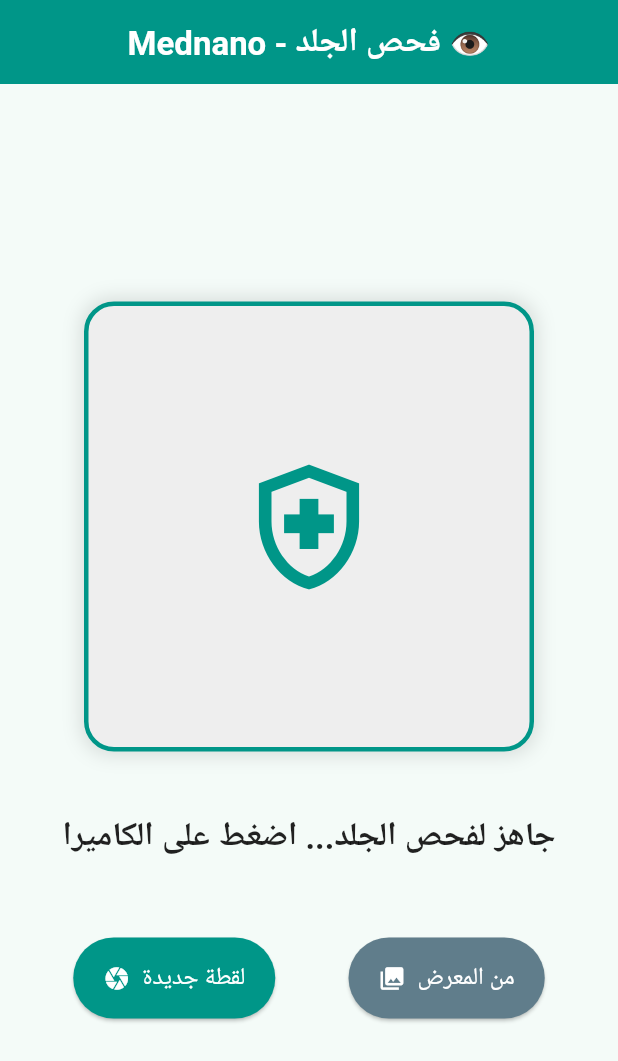
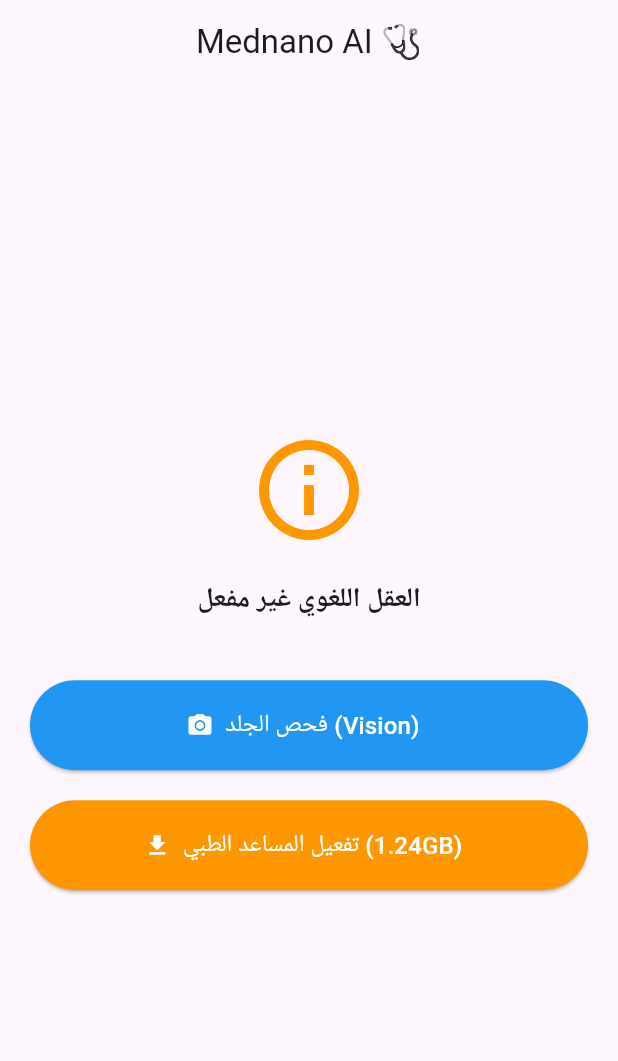
Before and after one commit to mashroh93-lang/Mednano-Local-API, a Flutter app: the screen it shows after launch, on a phone screen of 412 x 824 dp. Shown: the top 1061 px of the screen. Run offline on Flutter 3.47's test engine with Material 3 defaults, Android fonts, the phone set to English and light mode, and no system bars; our stand-ins replace dio; missing offline and left inert: tflite_flutter.

Commit message:
Update main.dart

```diff
--- a/mednano_vision_app/lib/main.dart
+++ b/mednano_vision_app/lib/main.dart
@@ -1,150 +1,155 @@
 import 'dart:io';
 import 'package:flutter/material.dart';
-import 'package:image_picker/image_picker.dart';
-import 'vision_helper.dart'; // استدعاء العقل البصري بتاعنا
+import 'vision_helper.dart';
+import 'download_service.dart';
 
 void main() {
-  runApp(const MednanoApp());
+  runApp(const MednanoAI());
 }
 
-class MednanoApp extends StatelessWidget {
-  const MednanoApp({super.key});
+class MednanoAI extends StatelessWidget {
+  const MednanoAI({super.key});
 
   @override
   Widget build(BuildContext context) {
     return MaterialApp(
+      title: 'Mednano AI',
       debugShowCheckedModeBanner: false,
-      title: 'Mednano Vision',
       theme: ThemeData(
-        colorScheme: ColorScheme.fromSeed(seedColor: Colors.teal),
+        primarySwatch: Colors.blue,
         useMaterial3: true,
       ),
-      home: const VisionScreen(),
+      home: const HomeScreen(),
     );
   }
 }
 
-class VisionScreen extends StatefulWidget {
-  const VisionScreen({super.key});
+class HomeScreen extends StatefulWidget {
+  const HomeScreen({super.key});
 
   @override
-  State<VisionScreen> createState() => _VisionScreenState();
+  State<HomeScreen> createState() => _HomeScreenState();
 }
 
-class _VisionScreenState extends State<VisionScreen> {
-  // تعريف العين وأداة سحب الصور
+class _HomeScreenState extends State<HomeScreen> {
   final VisionHelper _visionHelper = VisionHelper();
-  final ImagePicker _picker = ImagePicker();
+  final DownloadService _downloadService = DownloadService();
 
-  File? _selectedImage;
-  String _diagnosisResult = "جاهز لفحص الجلد... اضغط على الكاميرا";
+  bool _isModelReady = false;
+  double _downloadProgress = 0.0;
+  bool _isDownloading = false;
+  String _statusMessage = "جاري الفحص...";
 
   @override
   void initState() {
     super.initState();
-    // تشغيل العين أول ما الشاشة تفتح عشان تكون جاهزة في الذاكرة
-    _visionHelper.loadModel();
+    _checkStatus();
   }
 
-  // دالة فتح الكاميرا أو الاستوديو
-  Future<void> _pickImage(ImageSource source) async {
-    final XFile? pickedFile = await _picker.pickImage(source: source);
+  // الفحص الذكي: هل العقل موجود في الذاكرة؟
+  Future<void> _checkStatus() async {
+    bool downloaded = await _downloadService.isModelDownloaded();
+    await _visionHelper.loadModel(); // تحميل موديل الجلد (الصغير) دايماً
 
-    if (pickedFile != null) {
     setState(() {
-        _selectedImage = File(pickedFile.path);
-        _diagnosisResult = "جاري الفحص الدقيق... ⏳";
+      _isModelReady = downloaded;
+      _statusMessage = downloaded ? "النظام جاهز" : "العقل اللغوي غير مفعل";
+    });
+  }
+
+  // عملية التحميل (بتحصل مرة واحدة في العمر)
+  Future<void> _startDownload() async {
+    setState(() {
+      _isDownloading = true;
+      _statusMessage = "جاري تحميل العقل الطبي (1.24 جيجا)...";
     });
 
-      // إرسال الصورة للعين والانتظار لأجزاء من الثانية
-      String result = await _visionHelper.predictImage(_selectedImage!);
+    await _downloadService.downloadModel(onProgress: (progress) {
+      setState(() {
+        _downloadProgress = progress;
+      });
+    });
 
     setState(() {
-        _diagnosisResult = result;
+      _isDownloading = false;
+      _isModelReady = true;
+      _statusMessage = "تم التفعيل بنجاح ✅";
     });
-    }
   }
 
   @override
   Widget build(BuildContext context) {
     return Scaffold(
-      appBar: AppBar(
-        title: const Text('Mednano - فحص الجلد 👁️', style: TextStyle(fontWeight: FontWeight.bold)),
-        backgroundColor: Colors.teal,
-        foregroundColor: Colors.white,
-        centerTitle: true,
-      ),
-      body: Center(
-        child: SingleChildScrollView(
+      appBar: AppBar(title: const Text("Mednano AI 🩺"), centerTitle: true),
+      body: Padding(
+        padding: const EdgeInsets.all(20.0),
         child: Column(
           mainAxisAlignment: MainAxisAlignment.center,
           children: [
-              // مربع عرض الصورة الملقطة
-              Container(
-                height: 300,
-                width: 300,
-                decoration: BoxDecoration(
-                  color: Colors.grey[200],
-                  border: Border.all(color: Colors.teal, width: 3),
-                  borderRadius: BorderRadius.circular(20),
-                  boxShadow: [
-                    BoxShadow(color: Colors.black12, blurRadius: 10, spreadRadius: 2)
-                  ]
+            // أيقونة الحالة
+            Icon(
+              _isModelReady ? Icons.check_circle : Icons.info_outline,
+              size: 80,
+              color: _isModelReady ? Colors.green : Colors.orange,
             ),
-                child: _selectedImage == null
-                    ? const Icon(Icons.health_and_safety_outlined, size: 100, color: Colors.teal)
-                    : ClipRRect(
-                        borderRadius: BorderRadius.circular(17),
-                        child: Image.file(_selectedImage!, fit: BoxFit.cover),
-                      ),
-              ),
+            const SizedBox(height: 20),
+            Text(_statusMessage, style: const TextStyle(fontSize: 18, fontWeight: FontWeight.bold)),
+
             const SizedBox(height: 40),
 
-              // عرض نتيجة التشخيص البصري
-              Padding(
-                padding: const EdgeInsets.symmetric(horizontal: 20),
-                child: Text(
-                  _diagnosisResult,
-                  textAlign: TextAlign.center,
-                  style: const TextStyle(
-                    fontSize: 22,
-                    fontWeight: FontWeight.bold,
-                    color: Colors.black87,
-                    height: 1.5,
+            // زرار فحص الجلد (شغال دايماً لأن حجمه صغير جوه التطبيق)
+            _buildMenuButton(
+              title: "فحص الجلد (Vision)",
+              icon: Icons.camera_alt,
+              color: Colors.blue,
+              onPressed: () {
+                // هنا نفتح الكاميرا والتشخيص اللي عملناه قبل كدة
+                showDialog(context: context, builder: (context) => AlertDialog(title: Text("قريباً"), content: Text("هنا نربط كود الكاميرا")));
+              },
             ),
-                ),
-              ),
-              const SizedBox(height: 50),
 
-              // زراير التحكم (كاميرا / استوديو)
-              Row(
-                mainAxisAlignment: MainAxisAlignment.spaceEvenly,
+            const SizedBox(height: 20),
+
+            // زرار الشات (بيعتمد على التحميل)
+            if (!_isModelReady && !_isDownloading)
+              _buildMenuButton(
+                title: "تفعيل المساعد الطبي (1.24GB)",
+                icon: Icons.download,
+                color: Colors.orange,
+                onPressed: _startDownload,
+              )
+            else if (_isDownloading)
+              Column(
                 children: [
-                  ElevatedButton.icon(
-                    onPressed: () => _pickImage(ImageSource.camera),
-                    icon: const Icon(Icons.camera),
-                    label: const Text('لقطة جديدة', style: TextStyle(fontSize: 16)),
-                    style: ElevatedButton.styleFrom(
-                      padding: const EdgeInsets.symmetric(horizontal: 20, vertical: 15),
-                      foregroundColor: Colors.white,
-                      backgroundColor: Colors.teal,
-                    ),
-                  ),
-                  ElevatedButton.icon(
-                    onPressed: () => _pickImage(ImageSource.gallery),
-                    icon: const Icon(Icons.photo_library),
-                    label: const Text('من المعرض', style: TextStyle(fontSize: 16)),
-                    style: ElevatedButton.styleFrom(
-                      padding: const EdgeInsets.symmetric(horizontal: 20, vertical: 15),
-                      foregroundColor: Colors.white,
-                      backgroundColor: Colors.blueGrey,
-                    ),
-                  ),
+                  LinearProgressIndicator(value: _downloadProgress),
+                  const SizedBox(height: 10),
+                  Text("${(_downloadProgress * 100).toStringAsFixed(1)}%"),
                 ],
+              )
+            else
+              _buildMenuButton(
+                title: "تحدث مع الطبيب (Chat)",
+                icon: Icons.chat,
+                color: Colors.green,
+                onPressed: () {
+                  // هنا نفتح واجهة الشات
+                },
               ),
           ],
         ),
       ),
+    );
+  }
+
+  Widget _buildMenuButton({required String title, required IconData icon, required Color color, required VoidCallback onPressed}) {
+    return SizedBox(
+      width: double.infinity,
+      height: 60,
+      child: ElevatedButton.icon(
+        style: ElevatedButton.styleFrom(backgroundColor: color, foregroundColor: Colors.white),
+        onPressed: onPressed,
+        icon: Icon(icon),
+        label: Text(title, style: const TextStyle(fontSize: 16)),
       ),
     );
   }
```
Lines whose indentation alone changed are shown as unchanged.
